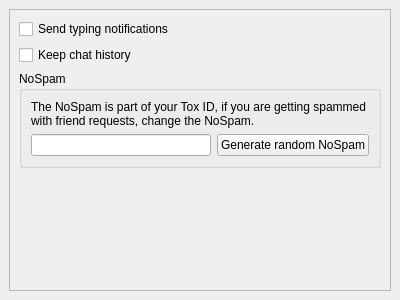
Above: src/widget/form/settings/privacysettings.ui from qTox/qTox before the change. Below: the same form after it.
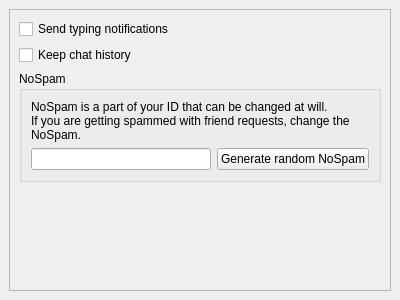
That is the form after the change. Custom widgets are drawn as their Qt base class.

Commit message:
Improve explanations about Nospam
Improvemetns thanks to "BIG DESU" and @tsudoko

```diff
--- a/src/widget/form/settings/privacysettings.ui
+++ b/src/widget/form/settings/privacysettings.ui
@@ -77,7 +77,8 @@
           <item>
            <widget class="QLabel" name="label">
             <property name="text">
-             <string>The NoSpam is part of your Tox ID, if you are getting spammed with friend requests, change the NoSpam.</string>
+             <string>NoSpam is a part of your ID that can be changed at will.
+If you are getting spammed with friend requests, change the NoSpam.</string>
             </property>
             <property name="wordWrap">
              <bool>true</bool>
```
Left out of the diff: 7 changed lines with no effect on the pictures.
